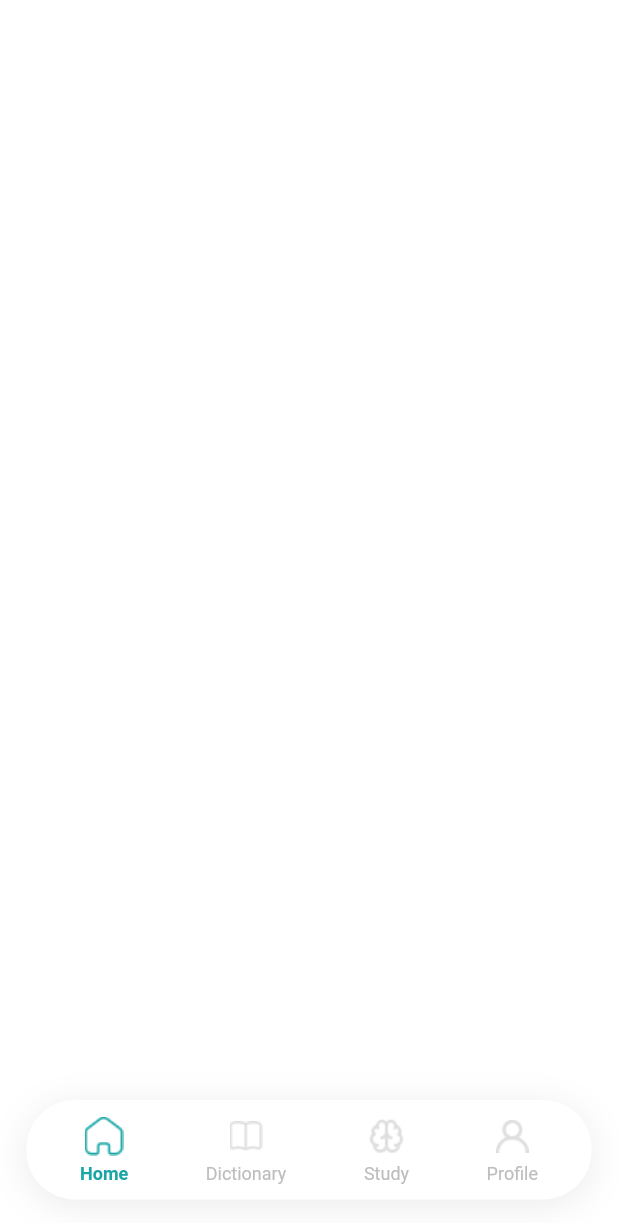
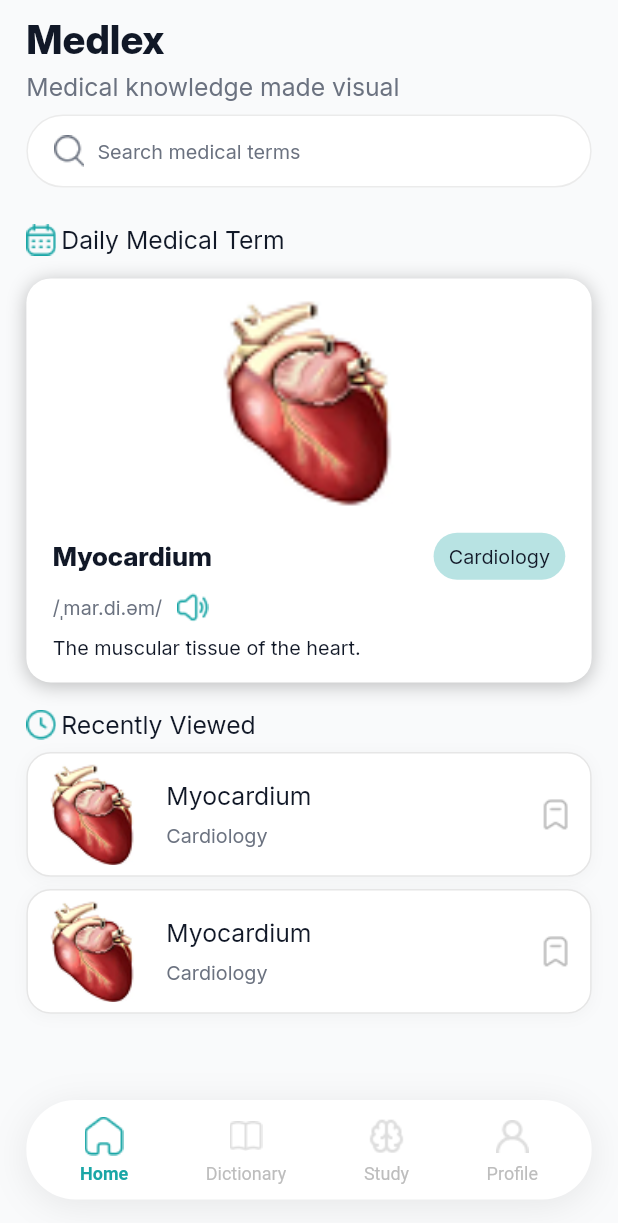
Before and after one commit to YousefSharawy/MedLex, a Flutter app: the HomeView screen opened by its route, on a phone screen of 412 x 824 dp. Shown: the top 1223 px of the screen. Run offline on Flutter 3.47's test engine with Material 3 defaults, Android fonts, the phone set to English and light mode, and no system bars; our stand-ins replace bloc, cherry_toast, easy_localization, flutter_bloc, flutter_screenutil, flutter_svg and 6 more; accounts and stored records are empty.

Commit message:
Finalize Home

```diff
--- a/lib/presentation/base/components.dart
+++ b/lib/presentation/base/components.dart
@@ -103,7 +103,7 @@ class _PrimaryScaffoldState extends State<PrimaryScaffold> {
     return Scaffold(
       appBar: widget.appBar,
       drawer: widget.drawer,
-      backgroundColor: widget.backgroundColor?? Colors.white,
+      backgroundColor: widget.backgroundColor?? ColorManager.background,
       body: widget.body,
       bottomNavigationBar: _buildBottomAdContainer(),
     );
--- a/lib/presentation/home/home_view.dart
+++ b/lib/presentation/home/home_view.dart
@@ -1,15 +1,77 @@
 import 'package:flutter/material.dart';
 import 'package:transly/presentation/base/components.dart';
+import 'package:transly/presentation/home/widgets/daily_term_card.dart';
+import 'package:transly/presentation/home/widgets/home_search_bar.dart';
+import 'package:transly/presentation/home/widgets/recently_view_item.dart';
+import 'package:transly/presentation/home/widgets/section_header.dart';
+import 'package:transly/presentation/resources/color_manager.dart';
+import 'package:transly/presentation/resources/font_manager.dart';
+import 'package:transly/presentation/resources/style_manager.dart';
+import 'package:transly/presentation/resources/values_manager.dart';
+import 'package:transly/presentation/resources/assets_manager.dart';
 
 class HomeView extends StatelessWidget {
   const HomeView({super.key});
 
   @override
   Widget build(BuildContext context) {
-    return  PrimaryScaffold(body: Column(
-      children: [
+    return PrimaryScaffold(
+      body: SafeArea(
+        child: SingleChildScrollView(
+          padding: EdgeInsets.symmetric(horizontal: AppWidth.s16),
+          child: Column(
+            crossAxisAlignment: CrossAxisAlignment.start,
+            children: [
+              SizedBox(height: AppHeight.s10),
+              Text(
+                'Medlex',
+                style: getBoldStyle(
+                  fontSize: FontSize.s24,
+                  fontFamily: FontConstants.interFamily,
+                  color: ColorManager.primaryText,
+                ),
+              ),
+              SizedBox(height: AppHeight.s6),
+              Text(
+                'Medical knowledge made visual',
+                style: getRegularStyle(
+                  fontSize: FontSize.s15,
+                  fontFamily: FontConstants.interFamily,
+                  color: ColorManager.secondaryText,
+                ),
+              ),
+              SizedBox(height: AppHeight.s8),
+              const HomeSearchBar(),
+              SizedBox(height: AppHeight.s24),
+              SectionHeader(
+                iconPath: IconAssets.calendarIcon,
+                title: 'Daily Medical Term',
+              ),
+              SizedBox(height: AppHeight.s15),
+               DailyTermCard(),
+              SizedBox(height: AppHeight.s18),
+              SectionHeader(
+                iconPath: IconAssets.clockIcon,
+                title: 'Recently Viewed',
+              ),
+              SizedBox(height: AppHeight.s8),
 
-      ],
-    ),);
+              const RecentlyViewedItem(
+                title: 'Myocardium',
+                category: 'Cardiology',
+              ),
+              SizedBox(height: AppHeight.s8),
+              const RecentlyViewedItem(
+                title: 'Myocardium',
+                category: 'Cardiology',
+              ),
+            ],
+          ),
+        ),
+      ),
+    );
   }
 }
+
+
+// Recently Viewed Item Widget
--- /dev/null
+++ b/lib/presentation/home/widgets/daily_term_card.dart
@@ -0,0 +1,107 @@
+import 'package:flutter/material.dart';
+import 'package:flutter_screenutil/flutter_screenutil.dart';
+import 'package:transly/presentation/resources/assets_manager.dart';
+import 'package:transly/presentation/resources/color_manager.dart';
+import 'package:transly/presentation/resources/font_manager.dart';
+import 'package:transly/presentation/resources/style_manager.dart';
+import 'package:transly/presentation/resources/values_manager.dart';
+
+class DailyTermCard extends StatelessWidget {
+  const DailyTermCard({super.key});
+
+  @override
+  Widget build(BuildContext context) {
+    return Container(
+      width: double.infinity,
+      padding:  EdgeInsets.only(top: AppHeight.s9,bottom: AppHeight.s15),
+      decoration: BoxDecoration(
+        color: ColorManager.white,
+        borderRadius: BorderRadius.circular(AppRadius.s16),
+        boxShadow: [
+          BoxShadow(
+            color: ColorManager.black.withAlpha(63),
+            blurRadius: 10,
+            offset: const Offset(0, 2),
+          ),
+        ],
+      ),
+      child: Padding(
+        padding:  EdgeInsets.symmetric(horizontal: AppWidth.s16),
+        child: Column(
+          crossAxisAlignment: CrossAxisAlignment.start,
+          children: [
+            Center(
+              child: Image.asset(
+                ImageAssets.heart, // Replace with your asset
+                height: AppHeight.s144,
+                fit: BoxFit.contain,
+              ),
+            ),
+             SizedBox(height: AppHeight.s14),
+            Row(
+              mainAxisAlignment: MainAxisAlignment.spaceBetween,
+              children: [
+                Text(
+                  'Myocardium',
+                  style: getSemiBoldStyle(
+                    fontSize: FontSize.s16,
+                    fontFamily: FontConstants.interFamily,
+                    color: ColorManager.primaryText,
+                  ),
+                ),
+                Container(
+                  padding:  EdgeInsets.symmetric(
+                    horizontal: AppHeight.s10,
+                    vertical: AppWidth.s7,
+                  ),
+                  decoration: BoxDecoration(
+                    color: ColorManager.tealSoft,
+                    borderRadius: BorderRadius.circular(20),
+                  ),
+                  child: Text(
+                    'Cardiology',
+                    style: getRegularStyle(
+                      fontSize: FontSize.s12,
+                      fontFamily: FontConstants.interFamily,
+                      color: ColorManager.primaryText,
+                    ),
+                  ),
+                ),
+              ],
+            ),
+             SizedBox(height: AppHeight.s8),
+            Row(
+              children: [
+                Text(
+                  '/ˌmar.di.əm/',
+                  style: getRegularStyle(
+                    fontSize: FontSize.s12,
+                    fontFamily: FontConstants.interFamily,
+                    color: ColorManager.secondaryText,
+                  ),
+                ),
+                 SizedBox(width:AppWidth.s9),
+                GestureDetector(
+                  onTap: () {
+                  },
+                  child: Image.asset(IconAssets.volumeUp)
+                ),
+              ],
+            ),
+             SizedBox(height:AppHeight.s8),
+
+            // Description
+            Text(
+              'The muscular tissue of the heart.',
+              style: getRegularStyle(
+                fontSize: FontSize.s12,
+                fontFamily: FontConstants.interFamily,
+                color: ColorManager.primaryText,
+              ),
+            ),
+          ],
+        ),
+      ),
+    );
+  }
+}
--- /dev/null
+++ b/lib/presentation/home/widgets/home_search_bar.dart
@@ -0,0 +1,42 @@
+import 'package:flutter/material.dart';
+import 'package:go_router/go_router.dart';
+import 'package:transly/presentation/resources/assets_manager.dart';
+import 'package:transly/presentation/resources/color_manager.dart';
+import 'package:transly/presentation/resources/font_manager.dart';
+import 'package:transly/presentation/resources/style_manager.dart';
+import 'package:transly/presentation/resources/values_manager.dart';
+import 'package:transly/presentation/resources/routes.dart';
+
+class HomeSearchBar extends StatelessWidget {
+  const HomeSearchBar({super.key});
+  @override
+  Widget build(BuildContext context) {
+    return GestureDetector(
+      onTap: () => context.push(Routes.search),
+      child: Container(
+        height: AppHeight.s48,
+        width: AppWidth.s343,
+        decoration: BoxDecoration(
+          color: ColorManager.white,
+          borderRadius: BorderRadius.circular(AppRadius.s32),
+          border: Border.all(color: ColorManager.black.withAlpha(20), width: 1),
+        ),
+        child: Row(
+          children: [
+            SizedBox(width: AppWidth.s16),
+            Image.asset(IconAssets.searchicon),
+            SizedBox(width: AppWidth.s8),
+            Text(
+              'Search medical terms',
+              style: getRegularStyle(
+                fontSize: FontSize.s12,
+                fontFamily: FontConstants.interFamily,
+                color: ColorManager.secondaryText,
+              ),
+            ),
+          ],
+        ),
+      ),
+    );
+  }
+}
--- /dev/null
+++ b/lib/presentation/home/widgets/recently_view_item.dart
@@ -0,0 +1,74 @@
+import 'package:flutter/material.dart';
+import 'package:transly/presentation/resources/assets_manager.dart';
+import 'package:transly/presentation/resources/color_manager.dart';
+import 'package:transly/presentation/resources/font_manager.dart';
+import 'package:transly/presentation/resources/style_manager.dart';
+import 'package:transly/presentation/resources/values_manager.dart';
+
+class RecentlyViewedItem extends StatelessWidget {
+  final String title;
+  final String category;
+
+  const RecentlyViewedItem({super.key, required this.title, required this.category});
+
+  @override
+  Widget build(BuildContext context) {
+    return Container(
+      padding:  EdgeInsets.symmetric(horizontal: AppWidth.s10,vertical: AppHeight.s7),
+      decoration: BoxDecoration(
+        color: ColorManager.white,
+        border: Border.all(
+          color: ColorManager.black.withAlpha(25),
+        ),
+        borderRadius: BorderRadius.circular(AppRadius.s16),
+        boxShadow: [
+          BoxShadow(
+            color: Colors.black.withOpacity(0.03),
+            blurRadius: 8,
+            offset: const Offset(0, 2),
+          ),
+        ],
+      ),
+      child: Row(
+        children: [
+          SizedBox(
+            width: AppWidth.s59,
+            height: AppHeight.s66,
+            child: Image.asset(ImageAssets.heart, fit: BoxFit.cover),
+          ),
+           SizedBox(width: AppWidth.s15),
+
+          Expanded(
+            child: Padding(
+              padding:  EdgeInsets.symmetric(vertical:AppHeight.s3),
+              child: Column(
+                crossAxisAlignment: CrossAxisAlignment.start,
+                children: [
+                  Text(
+                    title,
+                    style: getRegularStyle(
+                      fontSize: FontSize.s15,
+                      fontFamily: FontConstants.interFamily,
+                      color: ColorManager.primaryText,
+                    ),
+                  ),
+                   SizedBox(height:AppHeight.s8),
+                  Text(
+                    category,
+                    style: getRegularStyle(
+                      fontSize: FontSize.s12,
+                      fontFamily: FontConstants.interFamily,
+                      color: ColorManager.secondaryText,
+                    ),
+                  ),
+                ],
+              ),
+            ),
+          ),
+          Image.asset(IconAssets.bookmark)
+
+        ],
+      ),
+    );
+  }
+}
--- /dev/null
+++ b/lib/presentation/home/widgets/section_header.dart
@@ -0,0 +1,34 @@
+// Section Header Widget
+import 'package:flutter/material.dart';
+import 'package:transly/presentation/resources/color_manager.dart';
+import 'package:transly/presentation/resources/font_manager.dart';
+import 'package:transly/presentation/resources/style_manager.dart';
+import 'package:transly/presentation/resources/values_manager.dart';
+
+class SectionHeader extends StatelessWidget {
+  final String iconPath;
+  final String title;
+
+   const SectionHeader({super.key,
+    required this.iconPath,
+    required this.title,
+  });
+
+  @override
+  Widget build(BuildContext context) {
+    return Row(
+      children: [
+        Image.asset(iconPath),
+         SizedBox(width: AppWidth.s3),
+        Text(
+          title,
+          style: getRegularStyle(
+            fontSize: FontSize.s15,
+            fontFamily: FontConstants.interFamily,
+            color: ColorManager.primaryText,
+          ),
+        ),
+      ],
+    );
+  }
+}
--- a/lib/presentation/resources/assets_manager.dart
+++ b/lib/presentation/resources/assets_manager.dart
@@ -6,6 +6,7 @@ const String ICON_PATH = 'assets/icons';
 
 class ImageAssets {
   static const String secondSplashImage = '$IMAGE_Path/pagetwoimage.png';
+  static const String heart = '$IMAGE_Path/heart.png';
 }
 
 class IconAssets {
@@ -15,6 +16,11 @@ class IconAssets {
   static const String dictionaryIcon = '$ICON_PATH/dictionaryicon.png';
   static const String studyIcon = '$ICON_PATH/studyicon.png';
   static const String profileIcon = '$ICON_PATH/profileicon.png';
+  static const String searchicon = '$ICON_PATH/search.png';
+  static const String calendarIcon = '$ICON_PATH/calendar.png';
+  static const String clockIcon = '$ICON_PATH/clock.png';
+  static const String volumeUp = '$ICON_PATH/volumeup.png';
+  static const String bookmark = '$ICON_PATH/bookmark.png';
 }
 
 class DemoAssets {}
--- a/lib/presentation/resources/color_manager.dart
+++ b/lib/presentation/resources/color_manager.dart
@@ -3,14 +3,22 @@ import 'dart:ui';
 import 'package:flutter/material.dart';
 
 class ColorManager {
+  static const trasnparent = Colors.transparent;
+  static const white = Color(0XFFFFFFFF);
+  static const black = Color(0XFF000000);
+
+  static const background = Color(0XFFF9FAFB);
+
+
   static const primary = Color(0xff1AA6A6);
-  static const trasnparent = Colors.transparent;
+  static const primaryText = Color(0xff111827);
+  static const secondaryText = Color(0xff6B7280);
   static const splashGradiant1 = Color(0xff1FB5AE);
   static const splashGradiant2 = Color(0xff138E88);
+
   static const Color darkPrimary = Color(0xff0C092A);
 
-  static const black = Color(0XFF000000);
-  static const white = Color(0XFFFFFFFF);
+  static const tealSoft = Color(0XFFB8E3E3);
 
   static const lightGrey = Color(0XFFE5E7EB);
   static const grey = Color(0xff464655);
--- a/lib/presentation/resources/routes.dart
+++ b/lib/presentation/resources/routes.dart
@@ -3,6 +3,7 @@ import 'package:go_router/go_router.dart';
 import 'package:transly/presentation/base/components.dart';
 import 'package:transly/presentation/onboarding/on_boarding_second_view.dart';
 import 'package:transly/presentation/onboarding/on_boarding_view.dart';
+import 'package:transly/presentation/search/search_view.dart';
 
 import '../home/home_view.dart';
 import '../dictionary/dictionary_view.dart';
@@ -18,6 +19,8 @@ class Routes {
   static const String dictionary = '/dictionary';
   static const String study = '/study';
   static const String profile = '/profile';
+  static const String search = '/search';
+
 }
 
 class AppNavigation {
@@ -55,6 +58,13 @@ class AppNavigation {
               child: const OnBoardingSecondView(),
             ),
       ),
+      GoRoute(
+  path: Routes.search,
+  pageBuilder: (context, state) => CustomTransitionPage2(
+    key: state.pageKey,
+    child: const SearchView(),
+  ),
+),
 
       // Main app with bottom navigation
       StatefulShellRoute.indexedStack(
```
Also changed, not shown: lib/presentation/search/search_view.dart (added, +174 -0 lines), assets/icons/bookmark.png (added), assets/icons/calendar.png (added), assets/icons/clock.png (added), assets/icons/search.png (added), assets/icons/volumeup.png (added), assets/images/heart.png (added).
